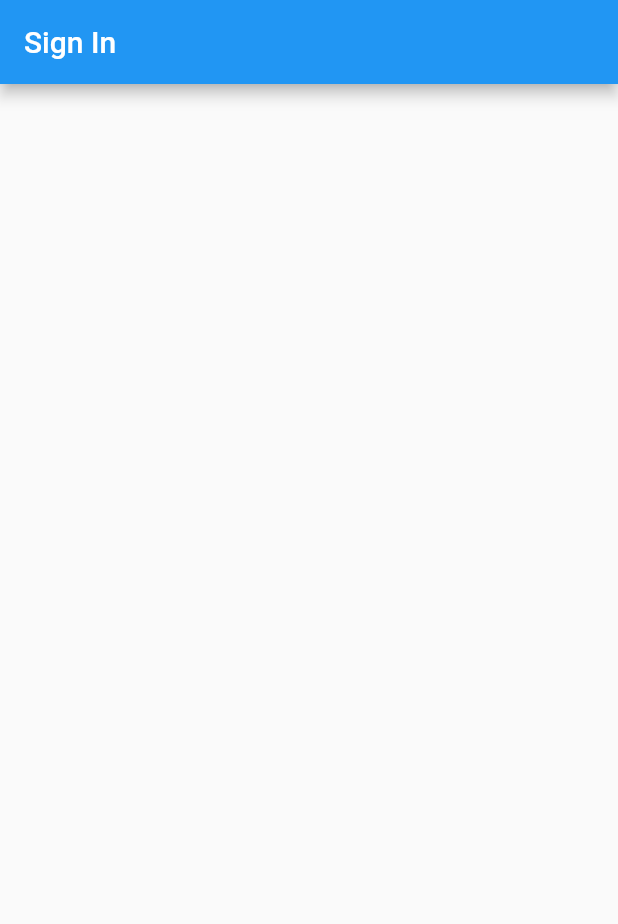
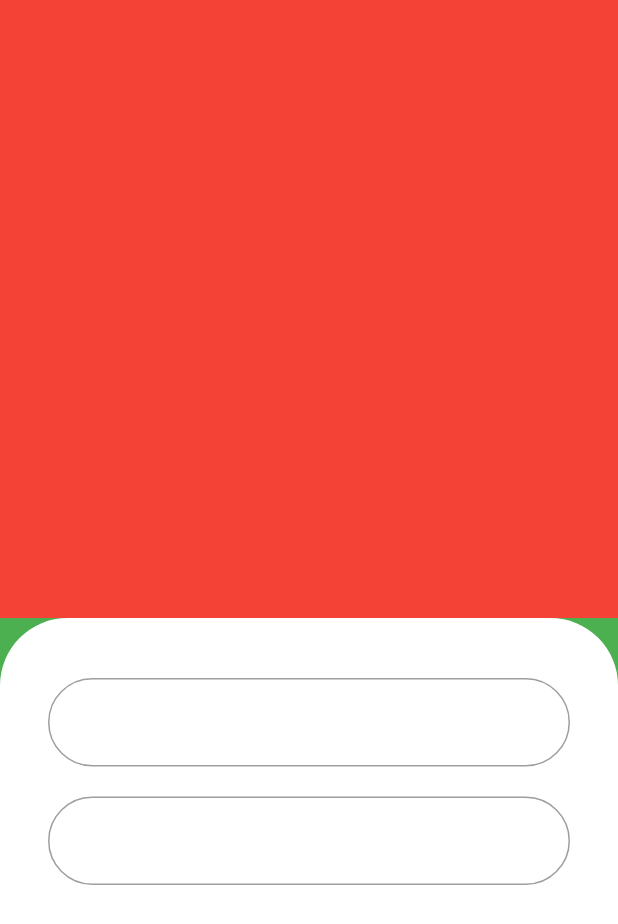
Before and after one commit to ventocilla/greengrocer, a Flutter app: the screen it shows after launch, on a phone screen of 412 x 824 dp. Shown: the top 924 px of the screen. Run offline on Flutter 3.47's test engine with Material 2 defaults, Android fonts, the phone set to English and light mode, and no system bars.

Commit message:
TextFormField initial setup

```diff
--- a/lib/main.dart
+++ b/lib/main.dart
@@ -15,7 +15,7 @@ class MyApp extends StatelessWidget {
       debugShowCheckedModeBanner: false,
       title: 'Flutter Demo',
       theme: ThemeData(
-        primarySwatch: Colors.blue,
+        primarySwatch: Colors.green,
       ),
       home: const SignInScreen(),
     );
--- a/lib/src/auth/sign_in_screen.dart
+++ b/lib/src/auth/sign_in_screen.dart
@@ -6,10 +6,54 @@ class SignInScreen extends StatelessWidget {
   @override
   Widget build(BuildContext context) {
     return Scaffold(
-      appBar: AppBar(
-        title: const Text('Sign In'),
+      backgroundColor: Colors.green,
+      body: Column(
+        children: [
+          Expanded(
+            child: Container(
+              color: Colors.red,
+            ),
+          ),
+          Expanded(
+            child: Container(
+              // ignore: prefer_const_constructors
+              padding: EdgeInsets.symmetric(
+                horizontal: 32,
+                vertical: 40,
+              ),
+              decoration: const BoxDecoration(
+                borderRadius: BorderRadius.vertical(
+                  top: Radius.circular(45),
+                ),
+                color: Colors.white,
+              ),
+              child: Column(
+                children: [
+                  //Email
+                  TextFormField(
+                    decoration: InputDecoration(
+                      border: OutlineInputBorder(
+                        borderRadius: BorderRadius.circular(30),
+                      ),
+                    ),
+                  ),
+                  const SizedBox(
+                    height: 20,
+                  ),
+                  //Senha
+                  TextFormField(
+                    decoration: InputDecoration(
+                      border: OutlineInputBorder(
+                        borderRadius: BorderRadius.circular(30),
+                      ),
+                    ),
+                  ),
+                ],
+              ),
+            ),
+          ),
+        ],
       ),
-      body: Container(),
     );
   }
 }
```
